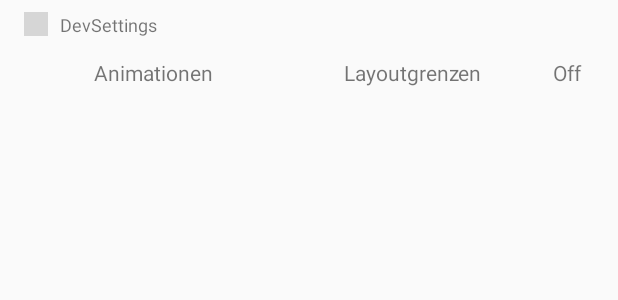
After one commit to mchllngr/AndroidDevSettings, an Android app: the layout notification_custom_content.xml on its own in the app's theme, with its tools: preview values and no code run, on a phone screen of 412 x 824 dp. The commit adds this screen. Shown: the top 300 px of the screen. Run offline under Robolectric (Android 15) with nearby library versions, the phone set to English and light mode, and no system bars; grey boxes are pictures that could not be loaded.

Commit message:
[WIP] added notification when DevSettings enabled

```diff
--- a/app/build.gradle
+++ b/app/build.gradle
@@ -75,6 +75,7 @@ dependencies {
 
     compile "com.android.support:appcompat-v7:$rootProject.ext.SUPPORT_VERSION"
     compile "com.android.support:design:$rootProject.ext.SUPPORT_VERSION"
+    compile "com.android.support:percent:$rootProject.ext.SUPPORT_VERSION"
 
     compile "com.jakewharton:butterknife:$rootProject.ext.BUTTERKNIFE_VERSION"
     annotationProcessor "com.jakewharton:butterknife-compiler:$rootProject.ext.BUTTERKNIFE_VERSION"
--- a/app/src/main/java/de/mchllngr/devsettings/util/DevSettingsUtil.java
+++ b/app/src/main/java/de/mchllngr/devsettings/util/DevSettingsUtil.java
@@ -73,6 +73,8 @@ public class DevSettingsUtil {
         putSetting(cr, Settings.Global.TRANSITION_ANIMATION_SCALE, 0F);
         putSetting(cr, Settings.Global.ANIMATOR_DURATION_SCALE, 0F);
         putSetting(cr, Settings.Global.ALWAYS_FINISH_ACTIVITIES, 1);
+
+        DevSettingsNotificationUtil.showNotification(context);
     }
 
     /**
@@ -87,6 +89,8 @@ public class DevSettingsUtil {
         putSetting(cr, Settings.Global.TRANSITION_ANIMATION_SCALE, 1F);
         putSetting(cr, Settings.Global.ANIMATOR_DURATION_SCALE, 1F);
         putSetting(cr, Settings.Global.ALWAYS_FINISH_ACTIVITIES, 0);
+
+        DevSettingsNotificationUtil.hideNotification(context);
     }
 
     /**
--- /dev/null
+++ b/app/src/main/res/layout/notification_custom_content.xml
@@ -0,0 +1,64 @@
+<?xml version="1.0" encoding="UTF-8"?>
+<RelativeLayout
+    xmlns:android="http://schemas.android.com/apk/res/android"
+    android:layout_width="match_parent"
+    android:layout_height="wrap_content"
+    android:paddingEnd="@dimen/notification_padding_horizontal"
+    android:paddingStart="@dimen/notification_padding_horizontal"
+    android:paddingTop="@dimen/notification_padding_vertical">
+
+    <LinearLayout
+        android:id="@+id/title"
+        android:layout_width="match_parent"
+        android:layout_height="wrap_content"
+        android:orientation="horizontal">
+
+        <ImageView
+            android:id="@+id/icon"
+            android:layout_width="16dp"
+            android:layout_height="16dp"
+            android:src="@mipmap/ic_launcher"/>
+
+        <TextView
+            android:layout_width="match_parent"
+            android:layout_height="wrap_content"
+            android:layout_gravity="center_vertical"
+            android:textSize="12sp"
+            android:layout_marginStart="8dp"
+            android:text="@string/app_name"/>
+
+    </LinearLayout>
+
+    <LinearLayout
+        android:layout_width="match_parent"
+        android:layout_height="wrap_content"
+        android:layout_below="@id/title"
+        android:orientation="horizontal">
+
+        <TextView
+            android:id="@+id/animations"
+            android:layout_width="0dp"
+            android:layout_height="48dp"
+            android:layout_weight="1"
+            android:gravity="center"
+            android:text="Animationen"/>
+
+        <TextView
+            android:id="@+id/layoutborders"
+            android:layout_width="0dp"
+            android:layout_height="48dp"
+            android:layout_weight="1"
+            android:gravity="center"
+            android:text="Layoutgrenzen"/>
+
+        <TextView
+            android:id="@+id/off"
+            android:layout_width="0dp"
+            android:layout_height="48dp"
+            android:layout_weight=".2"
+            android:gravity="center"
+            android:text="Off"/>
+
+    </LinearLayout>
+
+</RelativeLayout>
--- a/app/src/main/res/values/dimens.xml
+++ b/app/src/main/res/values/dimens.xml
@@ -6,4 +6,8 @@
     <dimen name="activity_vertical_margin">16dp</dimen>
     <dimen name="fab_margin">16dp</dimen>
 
+    <!-- Custom Notification -->
+    <dimen name="notification_padding_vertical">8dp</dimen>
+    <dimen name="notification_padding_horizontal">16dp</dimen>
+
 </resources>
--- /dev/null
+++ b/app/src/main/res/values/integers.xml
@@ -0,0 +1,6 @@
+<?xml version="1.0" encoding="utf-8"?>
+<resources>
+
+    <integer name="notification_id">2862</integer>
+
+</resources>
--- a/build.gradle
+++ b/build.gradle
@@ -3,7 +3,7 @@ buildscript {
         jcenter()
     }
     dependencies {
-        classpath "com.android.tools.build:gradle:2.2.1"
+        classpath 'com.android.tools.build:gradle:2.2.2'
         classpath "com.getkeepsafe.dexcount:dexcount-gradle-plugin:0.6.1"
     }
 }
@@ -30,13 +30,13 @@ ext {
 
     // Version
     MAJOR_VERSION = 1
-    MINOR_VERSION = 0
+    MINOR_VERSION = 1
     BUGFIX_VERSION = 0
     VERSIONCODE = MAJOR_VERSION * 1000000 + MINOR_VERSION * 1000 + BUGFIX_VERSION
     VERSIONAME = "$MAJOR_VERSION.$MINOR_VERSION.$BUGFIX_VERSION"
 
     // App dependencies
-    SUPPORT_VERSION = "24.2.1"
+    SUPPORT_VERSION = "25.0.0"
     BUTTERKNIFE_VERSION = "8.4.0"
     TIMBER_VERSION = "4.1.2"
     STETHO_VERSION = "1.4.1"
```
Also changed, not shown: app/src/main/java/de/mchllngr/devsettings/util/DevSettingsNotificationUtil.java (added, +89 -0 lines).
